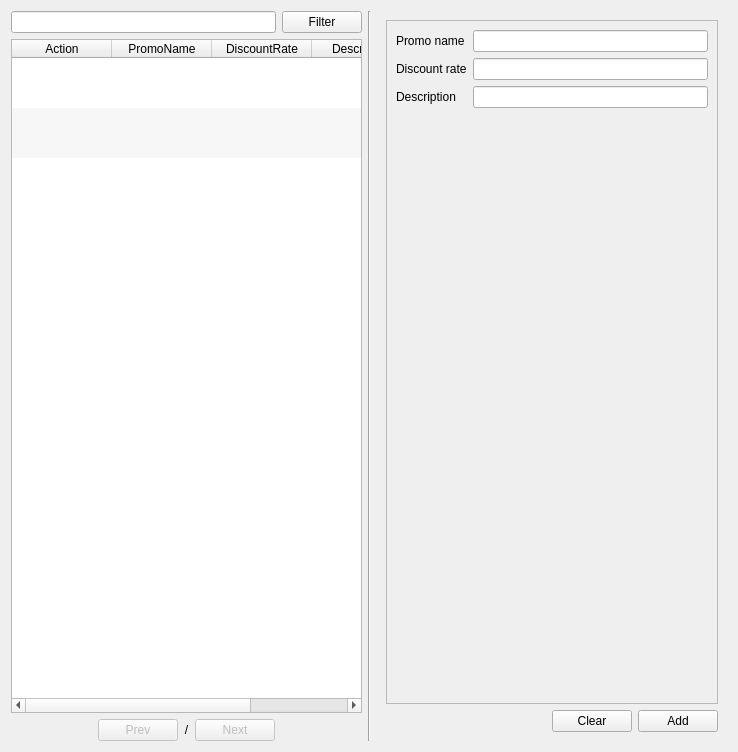
Old version of the form app/views/templates/generated/ManageBrand.ui in the repository rondalefloyd/mts-pos.
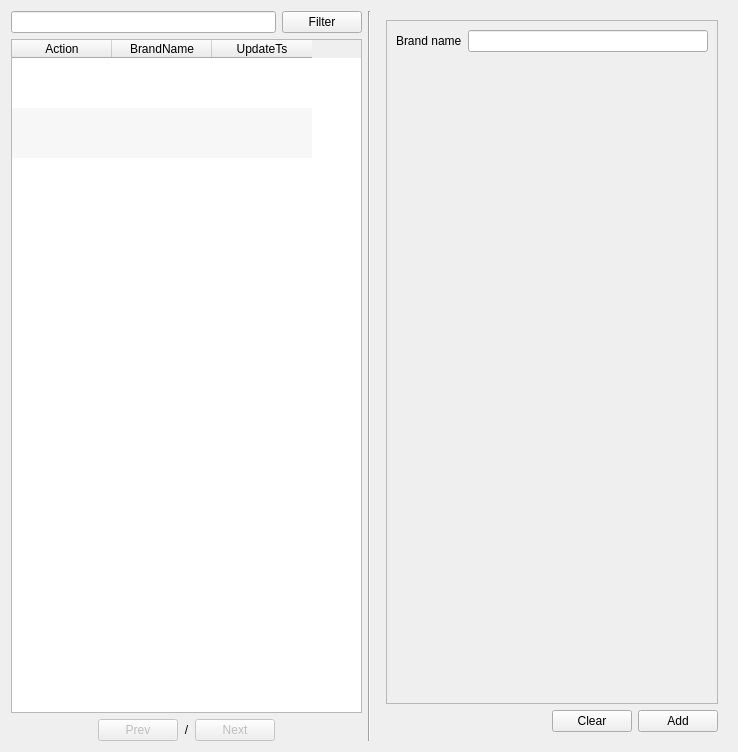
New version of the form.

What changed in the file:
```diff
--- a/app/views/templates/generated/ManageBrand.ui
+++ b/app/views/templates/generated/ManageBrand.ui
@@ -93,17 +93,7 @@
        </column>
        <column>
         <property name="text">
-         <string>PromoName</string>
-        </property>
-       </column>
-       <column>
-        <property name="text">
-         <string>DiscountRate</string>
-        </property>
-       </column>
-       <column>
-        <property name="text">
-         <string>Description</string>
+         <string>BrandName</string>
         </property>
        </column>
        <column>
@@ -209,36 +199,12 @@
           <item row="0" column="0">
            <widget class="QLabel" name="label_3">
             <property name="text">
-             <string>Promo name</string>
+             <string>Brand name</string>
             </property>
            </widget>
           </item>
           <item row="0" column="1">
-           <widget class="QLineEdit" name="lineEditPromoName"/>
-          </item>
-          <item row="1" column="0">
-           <widget class="QLabel" name="label_2">
-            <property name="text">
-             <string>Discount rate</string>
-            </property>
-           </widget>
-          </item>
-          <item row="1" column="1">
-           <widget class="QLineEdit" name="lineEditDiscountRate">
-            <property name="alignment">
-             <set>Qt::AlignRight|Qt::AlignTrailing|Qt::AlignVCenter</set>
-            </property>
-           </widget>
-          </item>
-          <item row="2" column="0">
-           <widget class="QLabel" name="label">
-            <property name="text">
-             <string>Description</string>
-            </property>
-           </widget>
-          </item>
-          <item row="2" column="1">
-           <widget class="QLineEdit" name="lineEditDescription"/>
+           <widget class="QLineEdit" name="lineEditBrandName"/>
           </item>
          </layout>
         </widget>
```
Left out of the diff: 6 changed lines with no effect on the pictures.
